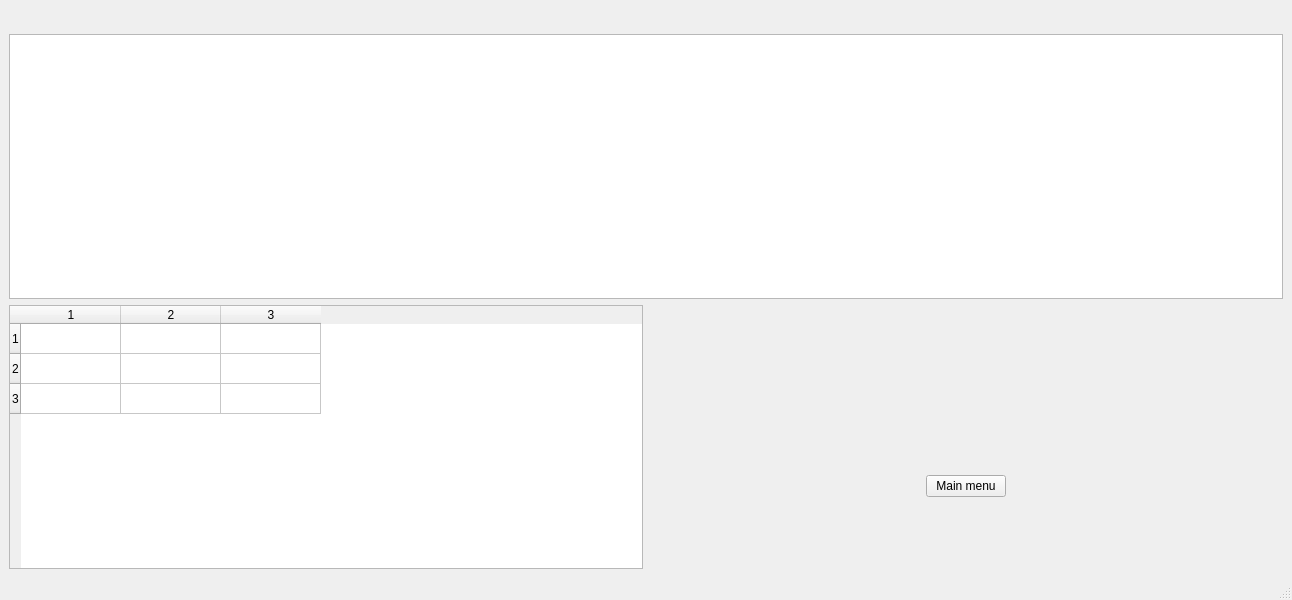
Before: the Qt Designer form mainwindow.ui in loctyr/RedwoodInventory, drawn with Qt 5.
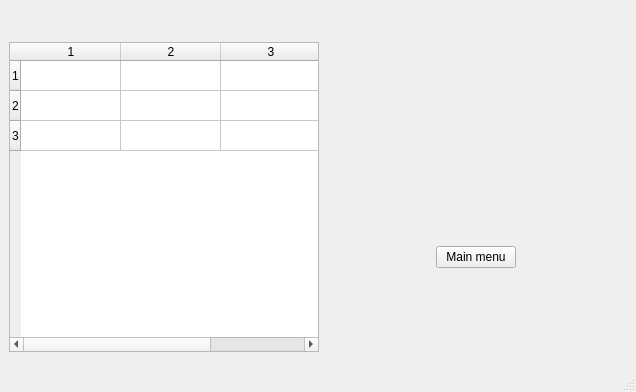
After: the same form once the commit is applied. Custom widgets are drawn as their Qt base class.

Diff of the .ui file:
```diff
--- a/mainwindow.ui
+++ b/mainwindow.ui
@@ -6,8 +6,8 @@
    <rect>
     <x>0</x>
     <y>0</y>
-    <width>1292</width>
-    <height>600</height>
+    <width>636</width>
+    <height>392</height>
    </rect>
   </property>
   <property name="acceptDrops">
@@ -34,17 +34,22 @@
       </property>
      </spacer>
     </item>
-    <item>
-     <widget class="QTableWidget" name="tableWidget">
-      <property name="acceptDrops">
-       <bool>true</bool>
-      </property>
-     </widget>
-    </item>
     <item>
      <layout class="QHBoxLayout" name="horizontalLayout_3">
       <item>
        <widget class="Inventory" name="twInventory">
+        <property name="minimumSize">
+         <size>
+          <width>310</width>
+          <height>310</height>
+         </size>
+        </property>
+        <property name="maximumSize">
+         <size>
+          <width>310</width>
+          <height>310</height>
+         </size>
+        </property>
         <property name="rowCount">
          <number>3</number>
         </property>
```
Left out of the diff: 2 changed lines with no effect on the pictures.
